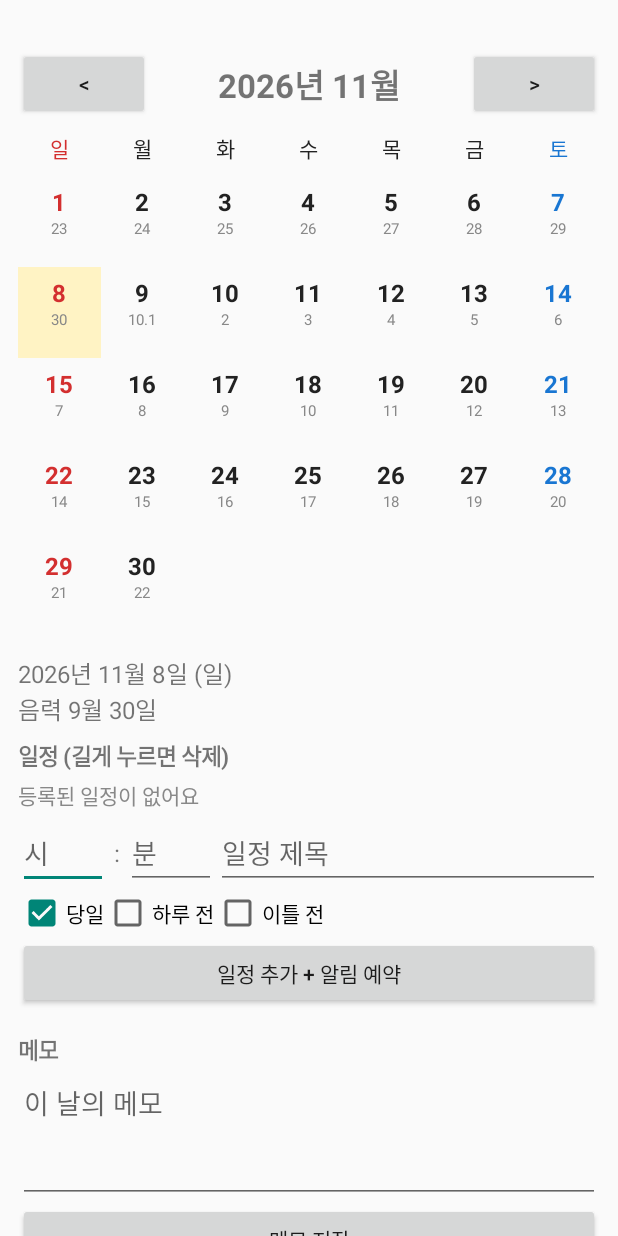
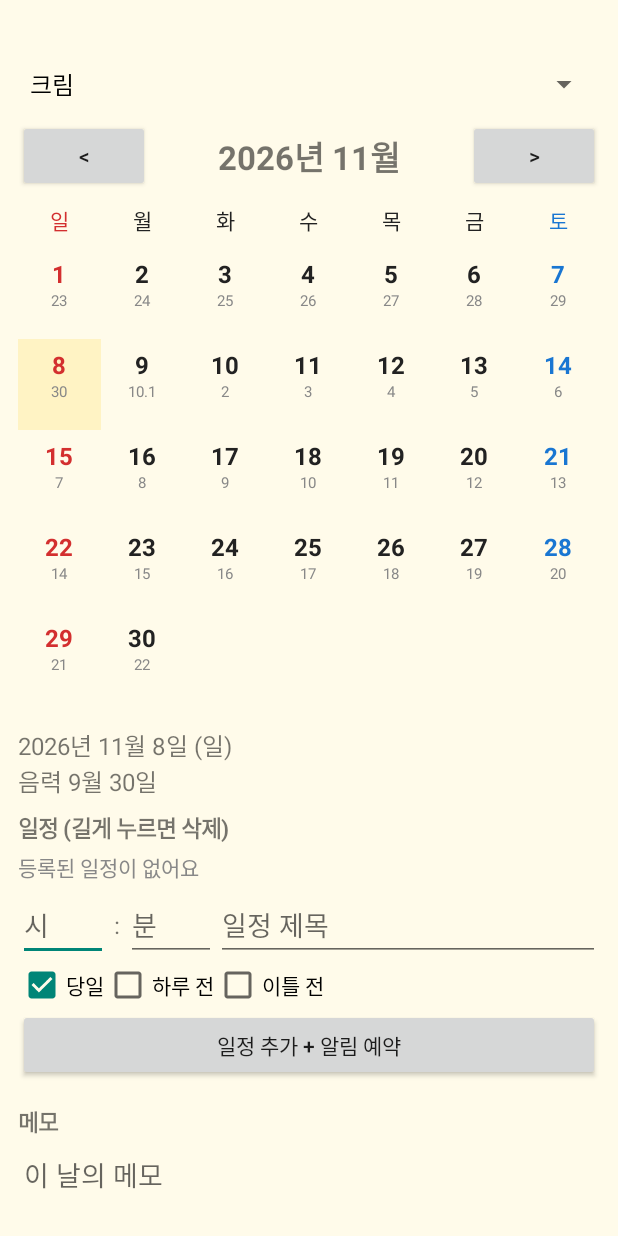
Before and after one commit to supermenpark/DAYFLOW, an Android app: the screen it shows after launch (MainActivity), on a phone screen of 412 x 824 dp. Run offline under Robolectric (Android 15) with nearby library versions, the phone set to English and light mode, and no system bars; 1 statement that could not run was skipped.

Commit message:
Implement theme selection Spinner in MainActivity
Added a Spinner for theme selection with adapter and listener.

```diff
--- a/dayflow/app/src/main/java/com/dayflow/app/MainActivity.kt
+++ b/dayflow/app/src/main/java/com/dayflow/app/MainActivity.kt
@@ -14,6 +14,10 @@ import android.widget.LinearLayout
 import android.widget.ScrollView
 import android.widget.TextView
 import android.widget.Toast
+import android.widget.Spinner
+import android.widget.ArrayAdapter
+import android.widget.AdapterView
+import android.view.View
 import java.util.Calendar
 
 class MainActivity : Activity() {
@@ -78,6 +82,23 @@ class MainActivity : Activity() {
         root.orientation = LinearLayout.VERTICAL
         root.setPadding(dp(12), dp(32), dp(12), dp(24))
         scroll.addView(root)
+                root.setBackgroundColor(Color.parseColor(Theme.bg(this)))
+        scroll.setBackgroundColor(Color.parseColor(Theme.bg(this)))
+        scroll.addView(root)
+
+        val themeSpin = Spinner(this)
+        themeSpin.adapter = ArrayAdapter(this, android.R.layout.simple_spinner_dropdown_item, Theme.names)
+        themeSpin.setSelection(Theme.get(this))
+        themeSpin.onItemSelectedListener = object : AdapterView.OnItemSelectedListener {
+            override fun onItemSelected(p: AdapterView<*>?, v: View?, pos: Int, id: Long) {
+                if (pos != Theme.get(this@MainActivity)) {
+                    Theme.set(this@MainActivity, pos)
+                    recreate()
+                }
+            }
+            override fun onNothingSelected(p: AdapterView<*>?) {}
+        }
+        root.addView(themeSpin)
 
         val head = LinearLayout(this)
         head.orientation = LinearLayout.HORIZONTAL
```
